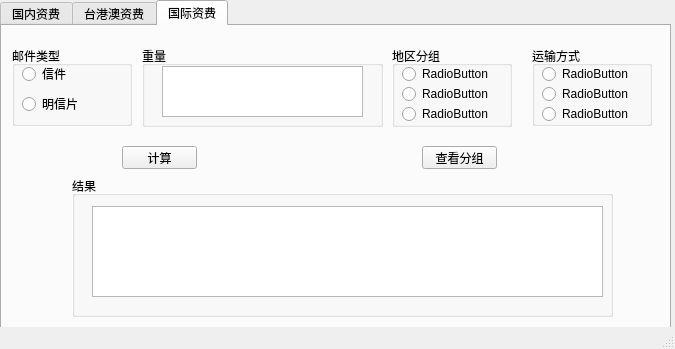
Above: PostFee/mainwindow.ui from Hunterteaegg/PostFee before the change. Below: the same form after it.
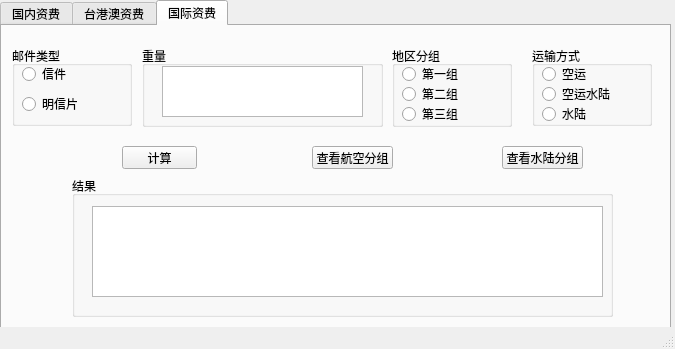
That is the form after the change.

```diff
--- a/PostFee/mainwindow.ui
+++ b/PostFee/mainwindow.ui
@@ -359,7 +359,7 @@
         </rect>
        </property>
        <property name="text">
-        <string>RadioButton</string>
+        <string>第一组</string>
        </property>
       </widget>
       <widget class="QRadioButton" name="radioButton_5">
@@ -372,7 +372,7 @@
         </rect>
        </property>
        <property name="text">
-        <string>RadioButton</string>
+        <string>第二组</string>
        </property>
       </widget>
       <widget class="QRadioButton" name="radioButton_6">
@@ -385,7 +385,7 @@
         </rect>
        </property>
        <property name="text">
-        <string>RadioButton</string>
+        <string>第三组</string>
        </property>
       </widget>
      </widget>
@@ -411,7 +411,7 @@
         </rect>
        </property>
        <property name="text">
-        <string>RadioButton</string>
+        <string>空运</string>
        </property>
       </widget>
       <widget class="QRadioButton" name="radioButton_2">
@@ -424,7 +424,7 @@
         </rect>
        </property>
        <property name="text">
-        <string>RadioButton</string>
+        <string>空运水陆</string>
        </property>
       </widget>
       <widget class="QRadioButton" name="radioButton_3">
@@ -437,7 +437,7 @@
         </rect>
        </property>
        <property name="text">
-        <string>RadioButton</string>
+        <string>水陆</string>
        </property>
       </widget>
      </widget>
@@ -480,14 +480,27 @@
      <widget class="QPushButton" name="pushButton">
       <property name="geometry">
        <rect>
-        <x>420</x>
+        <x>310</x>
         <y>120</y>
-        <width>75</width>
+        <width>81</width>
         <height>23</height>
        </rect>
       </property>
       <property name="text">
-       <string>查看分组</string>
+       <string>查看航空分组</string>
+      </property>
+     </widget>
+     <widget class="QPushButton" name="pushButton_2">
+      <property name="geometry">
+       <rect>
+        <x>500</x>
+        <y>120</y>
+        <width>81</width>
+        <height>23</height>
+       </rect>
+      </property>
+      <property name="text">
+       <string>查看水陆分组</string>
       </property>
      </widget>
     </widget>
```
